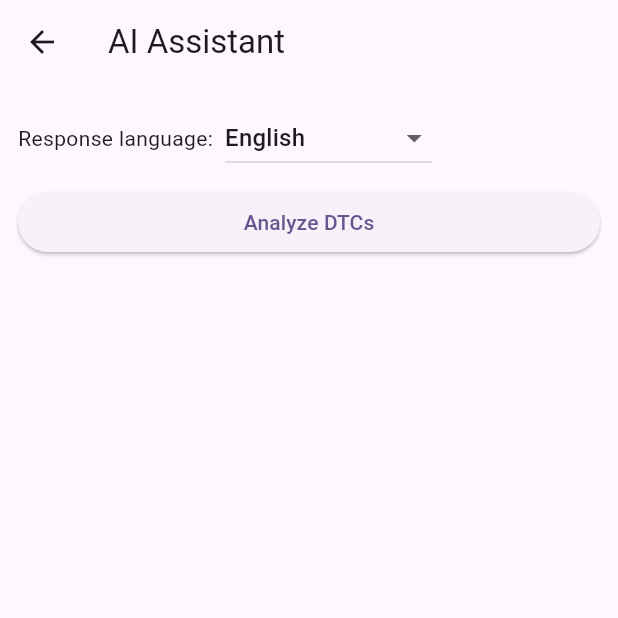
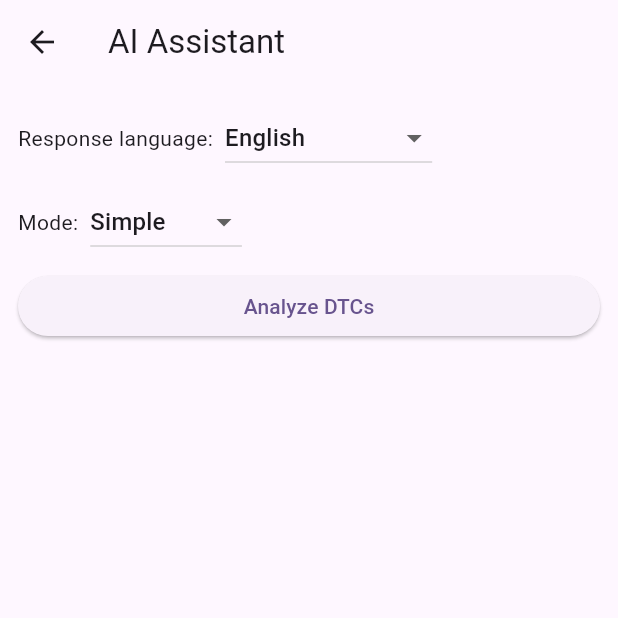
Before and after one commit to zoroxide/OBD-Pro, a Flutter app: the AIPage screen opened directly, after a tap on "Analyze DTCs", after a tap on the "clear" icon, on a phone screen of 412 x 824 dp, the top half of it. Run offline on Flutter 3.47's test engine with Material 3 defaults, Android fonts, the phone set to English and light mode, and no system bars; our stand-ins replace csv, dio, flutter_bluetooth_serial, flutter_markdown, flutter_spinkit, permission_handler and 1 more; accounts and stored records are empty; network calls fail.

Commit message:
[before App publish with 3 stages] feat: add expertise selection for AI responses and tailor explanations based on user level

```diff
--- a/lib/pages/ai_page.dart
+++ b/lib/pages/ai_page.dart
@@ -19,6 +19,7 @@ class _AIPageState extends State<AIPage> {
   // Enable Gemini "thinking" by default per user request.
   final bool _thinkingMode = true;
   String _language = 'English';
+  String _expertise = 'Simple'; // Simple | Enthusiast | Expert
 
   Future<void> _analyze() async {
     final model = Provider.of<OBDModel>(context, listen: false);
@@ -74,6 +75,25 @@ class _AIPageState extends State<AIPage> {
           : _language;
       systemInstr.writeln('Respond in $langLabel.');
 
+      // Tailor explanation depth based on user-selected expertise.
+      switch (_expertise) {
+        case 'Simple':
+          systemInstr.writeln(
+            'Audience level: Beginner driver with no mechanical background. Avoid jargon; define any technical term briefly. Provide clear, actionable next steps they can safely attempt and highlight when professional help is required.',
+          );
+          break;
+        case 'Enthusiast':
+          systemInstr.writeln(
+            'Audience level: Car enthusiast familiar with basic tools and common components. Provide moderate technical detail, list probable causes ordered by likelihood, include DIY diagnostic checks and when escalation is needed.',
+          );
+          break;
+        case 'Expert':
+          systemInstr.writeln(
+            'Audience level: Professional technician. Use precise automotive terminology. Provide detailed diagnostic pathways, underlying subsystem interactions, typical failure modes, recommended test values/pids, and advanced verification steps.',
+          );
+          break;
+      }
+
       final ai = AIService(apiKey: geminiKey);
       final resp = await ai.generateContent(
         systemInstruction: systemInstr.toString(),
@@ -118,6 +138,25 @@ class _AIPageState extends State<AIPage> {
                     ),
                   ],
                   onChanged: (v) => setState(() => _language = v ?? 'English'),
+                ),
+              ],
+            ),
+            const SizedBox(height: 8),
+            Row(
+              children: [
+                const Text('Mode:'),
+                const SizedBox(width: 8),
+                DropdownButton<String>(
+                  value: _expertise,
+                  items: const [
+                    DropdownMenuItem(value: 'Simple', child: Text('Simple')),
+                    DropdownMenuItem(
+                      value: 'Enthusiast',
+                      child: Text('Enthusiast'),
+                    ),
+                    DropdownMenuItem(value: 'Expert', child: Text('Expert')),
+                  ],
+                  onChanged: (v) => setState(() => _expertise = v ?? 'Simple'),
                 ),
               ],
             ),
```
Also changed, not shown: 1 other file.
